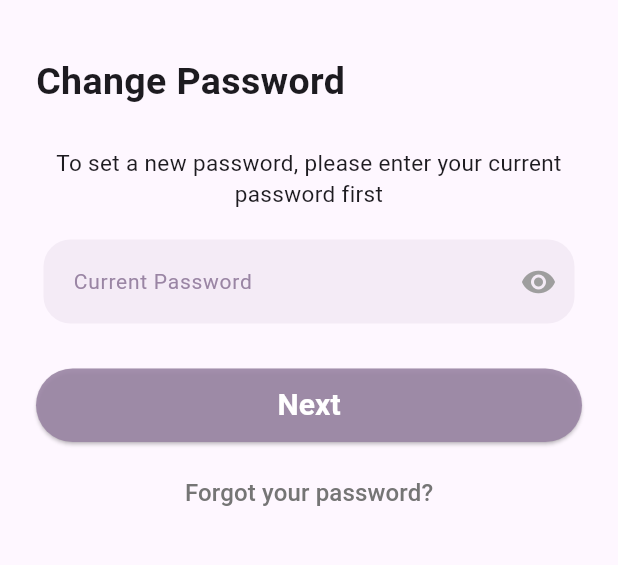
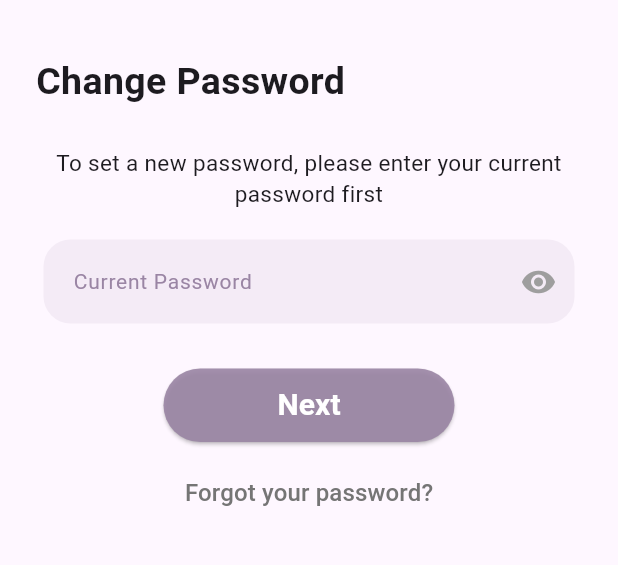
Before and after one commit to LamaAlnasser/Maazim-SWE444-G4, a Flutter app: the ChangePass screen opened directly, on a phone screen of 412 x 824 dp, the part 65-630 px from its top. Run offline on Flutter 3.47's test engine with Material 3 defaults, Android fonts, the phone set to English and light mode, and no system bars; our stand-ins replace cloud_firestore, country_picker, firebase_auth, firebase_core, motion_tab_bar, pin_code_fields and 1 more; missing offline and left inert: flutter_sms; accounts and stored records are empty.

Commit message:
update in ChangePass + NewPasswordHost
Just modifed the button in ChangePass file + Modified the message shown in the alert box after password changing process

```diff
--- a/lib/ChangePass.dart
+++ b/lib/ChangePass.dart
@@ -165,7 +165,7 @@ class _ChangePassState extends State<ChangePass> {
 
 
               Padding(
-                padding: const EdgeInsets.symmetric(horizontal: 0),
+                padding: const EdgeInsets.symmetric(horizontal: 85),
 
               child: ElevatedButton(
                 onPressed: () {
--- a/lib/NewPasswordHost.dart
+++ b/lib/NewPasswordHost.dart
@@ -221,7 +221,7 @@ final _formKey = GlobalKey<FormState>();
   SnackBar(
     content: DefaultTextStyle(
       style: TextStyle(fontSize: 18), // Adjust the font size here
-      child: Text('Password changed successfully.'),
+      child: Text('Password updated successfully.'),
     ),
     duration: Duration(seconds: 5),
   ),
```
